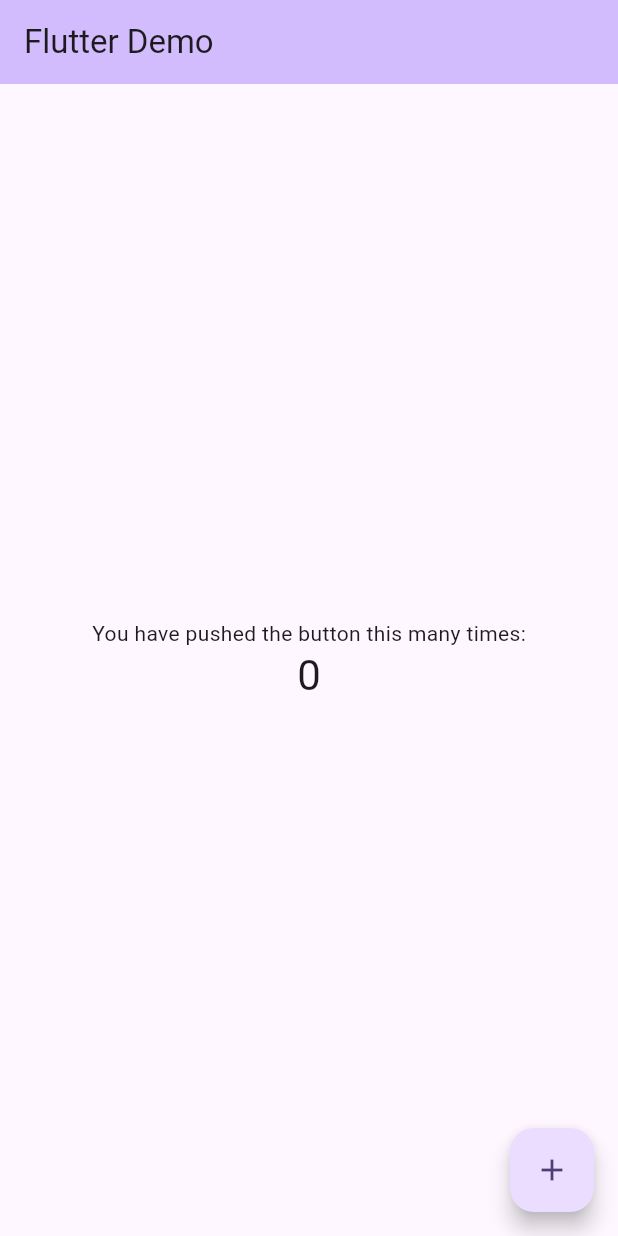
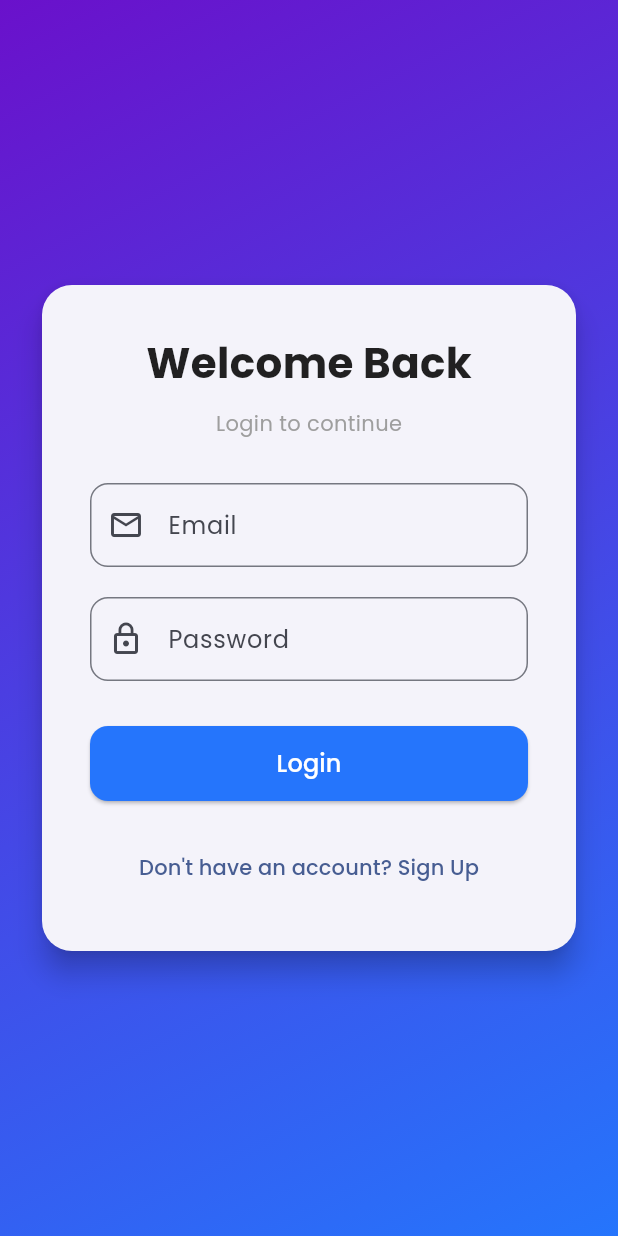
Before and after one commit to sumhonyou/Sisters-KitaHack-Hackathon-Project, a Flutter app: the screen it shows after launch, on a phone screen of 412 x 824 dp. Run offline on Flutter 3.47's test engine with Material 3 defaults, Android fonts, the light colour scheme and no system bars; our stand-ins replace cloud_firestore, firebase_auth, firebase_core, geolocator, google_fonts; accounts and stored records are empty.

Commit message:
setup auth & login and sign up pages

```diff
--- /dev/null
+++ b/firestore.indexes.json
@@ -0,0 +1,4 @@
+{
+    "indexes": [],
+    "fieldOverrides": []
+}
--- a/lib/main.dart
+++ b/lib/main.dart
@@ -1,128 +1,29 @@
 import 'package:flutter/material.dart';
 import 'package:firebase_core/firebase_core.dart';
+import 'package:google_fonts/google_fonts.dart';
 import 'package:kitahack/firebase_options.dart';
+import 'package:kitahack/screens/login_screen.dart';
 
 void main() async {
   WidgetsFlutterBinding.ensureInitialized();
-
   await Firebase.initializeApp(options: DefaultFirebaseOptions.currentPlatform);
-
   runApp(const MyApp());
 }
 
 class MyApp extends StatelessWidget {
   const MyApp({super.key});
 
-  // This widget is the root of your application.
   @override
   Widget build(BuildContext context) {
     return MaterialApp(
-      title: 'Flutter Demo',
+      debugShowCheckedModeBanner: false,
+      title: 'CityGuard',
       theme: ThemeData(
-        // This is the theme of your application.
-        //
-        // TRY THIS: Try running your application with "flutter run". You'll see
-        // the application has a purple toolbar. Then, without quitting the app,
-        // try changing the seedColor in the colorScheme below to Colors.green
-        // and then invoke "hot reload" (save your changes or press the "hot
-        // reload" button in a Flutter-supported IDE, or press "r" if you used
-        // the command line to start the app).
-        //
-        // Notice that the counter didn't reset back to zero; the application
-        // state is not lost during the reload. To reset the state, use hot
-        // restart instead.
-        //
-        // This works for code too, not just values: Most code changes can be
-        // tested with just a hot reload.
-        colorScheme: .fromSeed(seedColor: Colors.deepPurple),
+        colorScheme: ColorScheme.fromSeed(seedColor: const Color(0xFF2575FC)),
+        useMaterial3: true,
+        textTheme: GoogleFonts.poppinsTextTheme(Theme.of(context).textTheme),
       ),
-      home: const MyHomePage(title: 'Flutter Demo'),
+      home: const LoginScreen(),
     );
   }
 }
-
-class MyHomePage extends StatefulWidget {
-  const MyHomePage({super.key, required this.title});
-
-  // This widget is the home page of your application. It is stateful, meaning
-  // that it has a State object (defined below) that contains fields that affect
-  // how it looks.
-
-  // This class is the configuration for the state. It holds the values (in this
-  // case the title) provided by the parent (in this case the App widget) and
-  // used by the build method of the State. Fields in a Widget subclass are
-  // always marked "final".
-
-  final String title;
-
-  @override
-  State<MyHomePage> createState() => _MyHomePageState();
-}
-
-class _MyHomePageState extends State<MyHomePage> {
-  int _counter = 0;
-
-  void _incrementCounter() {
-    setState(() {
-      // This call to setState tells the Flutter framework that something has
-      // changed in this State, which causes it to rerun the build method below
-      // so that the display can reflect the updated values. If we changed
-      // _counter without calling setState(), then the build method would not be
-      // called again, and so nothing would appear to happen.
-      _counter++;
-    });
-  }
-
-  @override
-  Widget build(BuildContext context) {
-    // This method is rerun every time setState is called, for instance as done
-    // by the _incrementCounter method above.
-    //
-    // The Flutter framework has been optimized to make rerunning build methods
-    // fast, so that you can just rebuild anything that needs updating rather
-    // than having to individually change instances of widgets.
-    return Scaffold(
-      appBar: AppBar(
-        // TRY THIS: Try changing the color here to a specific color (to
-        // Colors.amber, perhaps?) and trigger a hot reload to see the AppBar
-        // change color while the other colors stay the same.
-        backgroundColor: Theme.of(context).colorScheme.inversePrimary,
-        // Here we take the value from the MyHomePage object that was created by
-        // the App.build method, and use it to set our appbar title.
-        title: Text(widget.title),
-      ),
-      body: Center(
-        // Center is a layout widget. It takes a single child and positions it
-        // in the middle of the parent.
-        child: Column(
-          // Column is also a layout widget. It takes a list of children and
-          // arranges them vertically. By default, it sizes itself to fit its
-          // children horizontally, and tries to be as tall as its parent.
-          //
-          // Column has various properties to control how it sizes itself and
-          // how it positions its children. Here we use mainAxisAlignment to
-          // center the children vertically; the main axis here is the vertical
-          // axis because Columns are vertical (the cross axis would be
-          // horizontal).
-          //
-          // TRY THIS: Invoke "debug painting" (choose the "Toggle Debug Paint"
-          // action in the IDE, or press "p" in the console), to see the
-          // wireframe for each widget.
-          mainAxisAlignment: .center,
-          children: [
-            const Text('You have pushed the button this many times:'),
-            Text(
-              '$_counter',
-              style: Theme.of(context).textTheme.headlineMedium,
-            ),
-          ],
-        ),
-      ),
-      floatingActionButton: FloatingActionButton(
-        onPressed: _incrementCounter,
-        tooltip: 'Increment',
-        child: const Icon(Icons.add),
-      ),
-    );
-  }
-}
--- /dev/null
+++ b/lib/screens/login_screen.dart
@@ -0,0 +1,157 @@
+import 'package:flutter/material.dart';
+import 'package:kitahack/services/auth_service.dart';
+import 'package:kitahack/screens/signup_screen.dart'; // Will create this next
+import 'package:kitahack/screens/home_screen.dart'; // Assuming this exists or will exist
+
+class LoginScreen extends StatefulWidget {
+  const LoginScreen({super.key});
+
+  @override
+  State<LoginScreen> createState() => _LoginScreenState();
+}
+
+class _LoginScreenState extends State<LoginScreen> {
+  final _formKey = GlobalKey<FormState>();
+  final _emailController = TextEditingController();
+  final _passwordController = TextEditingController();
+  final AuthService _authService = AuthService();
+  bool _isLoading = false;
+
+  void _login() async {
+    if (_formKey.currentState!.validate()) {
+      setState(() => _isLoading = true);
+      try {
+        await _authService.signInWithEmailAndPassword(
+          email: _emailController.text.trim(),
+          password: _passwordController.text.trim(),
+        );
+        // Navigate to Home on success
+        if (mounted) {
+          Navigator.of(context).pushReplacement(
+            MaterialPageRoute(builder: (context) => const HomeScreen()),
+          );
+        }
+      } catch (e) {
+        if (mounted) {
+          ScaffoldMessenger.of(context).showSnackBar(
+            SnackBar(content: Text('Login Failed: ${e.toString()}')),
+          );
+        }
+      } finally {
+        if (mounted) setState(() => _isLoading = false);
+      }
+    }
+  }
+
+  @override
+  Widget build(BuildContext context) {
+    return Scaffold(
+      body: Container(
+        decoration: const BoxDecoration(
+          gradient: LinearGradient(
+            begin: Alignment.topLeft,
+            end: Alignment.bottomRight,
+            colors: [Color(0xFF6A11CB), Color(0xFF2575FC)], // Purple to Blue
+          ),
+        ),
+        child: Center(
+          child: SingleChildScrollView(
+            padding: const EdgeInsets.all(24.0),
+            child: Card(
+              elevation: 8,
+              shape: RoundedRectangleBorder(
+                borderRadius: BorderRadius.circular(20),
+              ),
+              child: Padding(
+                padding: const EdgeInsets.all(32.0),
+                child: Form(
+                  key: _formKey,
+                  child: Column(
+                    mainAxisSize: MainAxisSize.min,
+                    children: [
+                      const Text(
+                        'Welcome Back',
+                        style: TextStyle(
+                          fontSize: 28,
+                          fontWeight: FontWeight.bold,
+                          color: Colors.black87,
+                        ),
+                      ),
+                      const SizedBox(height: 10),
+                      const Text(
+                        'Login to continue',
+                        style: TextStyle(color: Colors.grey),
+                      ),
+                      const SizedBox(height: 30),
+                      TextFormField(
+                        controller: _emailController,
+                        decoration: InputDecoration(
+                          labelText: 'Email',
+                          prefixIcon: const Icon(Icons.email_outlined),
+                          border: OutlineInputBorder(
+                            borderRadius: BorderRadius.circular(12),
+                          ),
+                        ),
+                        validator: (value) =>
+                            value!.isEmpty ? 'Please enter your email' : null,
+                      ),
+                      const SizedBox(height: 20),
+                      TextFormField(
+                        controller: _passwordController,
+                        decoration: InputDecoration(
+                          labelText: 'Password',
+                          prefixIcon: const Icon(Icons.lock_outline),
+                          border: OutlineInputBorder(
+                            borderRadius: BorderRadius.circular(12),
+                          ),
+                        ),
+                        obscureText: true,
+                        validator: (value) => value!.isEmpty
+                            ? 'Please enter your password'
+                            : null,
+                      ),
+                      const SizedBox(height: 30),
+                      SizedBox(
+                        width: double.infinity,
+                        height: 50,
+                        child: ElevatedButton(
+                          onPressed: _isLoading ? null : _login,
+                          style: ElevatedButton.styleFrom(
+                            shape: RoundedRectangleBorder(
+                              borderRadius: BorderRadius.circular(12),
+                            ),
+                            backgroundColor: const Color(0xFF2575FC),
+                            foregroundColor: Colors.white,
+                          ),
+                          child: _isLoading
+                              ? const CircularProgressIndicator(
+                                  color: Colors.white,
+                                )
+                              : const Text(
+                                  'Login',
+                                  style: TextStyle(fontSize: 16),
+                                ),
+                        ),
+                      ),
+                      const SizedBox(height: 20),
+                      TextButton(
+                        onPressed: () {
+                          Navigator.of(context).push(
+                            MaterialPageRoute(
+                              builder: (context) => const SignupScreen(),
+                            ),
+                          );
+                        },
+                        child: const Text('Don\'t have an account? Sign Up'),
+                      ),
+                    ],
+                  ),
+                ),
+              ),
+            ),
+          ),
+        ),
+      ),
+    );
+  }
+}
--- /dev/null
+++ b/lib/services/auth_service.dart
@@ -0,0 +1,64 @@
+import 'package:firebase_auth/firebase_auth.dart';
+import 'package:cloud_firestore/cloud_firestore.dart';
+
+class AuthService {
+  final FirebaseAuth _auth = FirebaseAuth.instance;
+  final FirebaseFirestore _firestore = FirebaseFirestore.instance;
+
+  // Get current user
+  User? get currentUser => _auth.currentUser;
+
+  // Stream of auth changes
+  Stream<User?> get authStateChanges => _auth.authStateChanges();
+
+  // Sign in with email and password
+  Future<UserCredential> signInWithEmailAndPassword({
+    required String email,
+    required String password,
+  }) async {
+    try {
+      return await _auth.signInWithEmailAndPassword(
+        email: email,
+        password: password,
+      );
+    } catch (e) {
+      rethrow;
+    }
+  }
+
+  // Sign up with email and password
+  Future<UserCredential> signUpWithEmailAndPassword({
+    required String email,
+    required String password,
+    required String fullName,
+    required String phone,
+  }) async {
+    try {
+      // 1. Create user in Firebase Auth
+      UserCredential result = await _auth.createUserWithEmailAndPassword(
+        email: email,
+        password: password,
+      );
+
+      // 2. Add user details to Firestore
+      if (result.user != null) {
+        await _firestore.collection('users').doc(result.user!.uid).set({
+          'fullName': fullName,
+          'email': email,
+          'phone': phone,
+          'createdAt': FieldValue.serverTimestamp(),
+          'uid': result.user!.uid,
+        });
+      }
+
+      return result;
+    } catch (e) {
+      rethrow;
+    }
+  }
+
+  // Sign out
+  Future<void> signOut() async {
+    await _auth.signOut();
+  }
+}
--- a/pubspec.yaml
+++ b/pubspec.yaml
@@ -39,6 +39,8 @@ dependencies:
   firebase_auth: ^6.1.4
   firebase_storage: ^13.0.6
   google_maps_flutter: ^2.14.2
+  geolocator: ^14.0.2
+  google_fonts: ^8.0.1
 
 dev_dependencies:
   flutter_test:
```
Also changed, not shown: lib/screens/home_screen.dart (added, +30 -0 lines), lib/screens/signup_screen.dart (added, +250 -0 lines), firebase.json, pubspec.lock, 4 other files.
